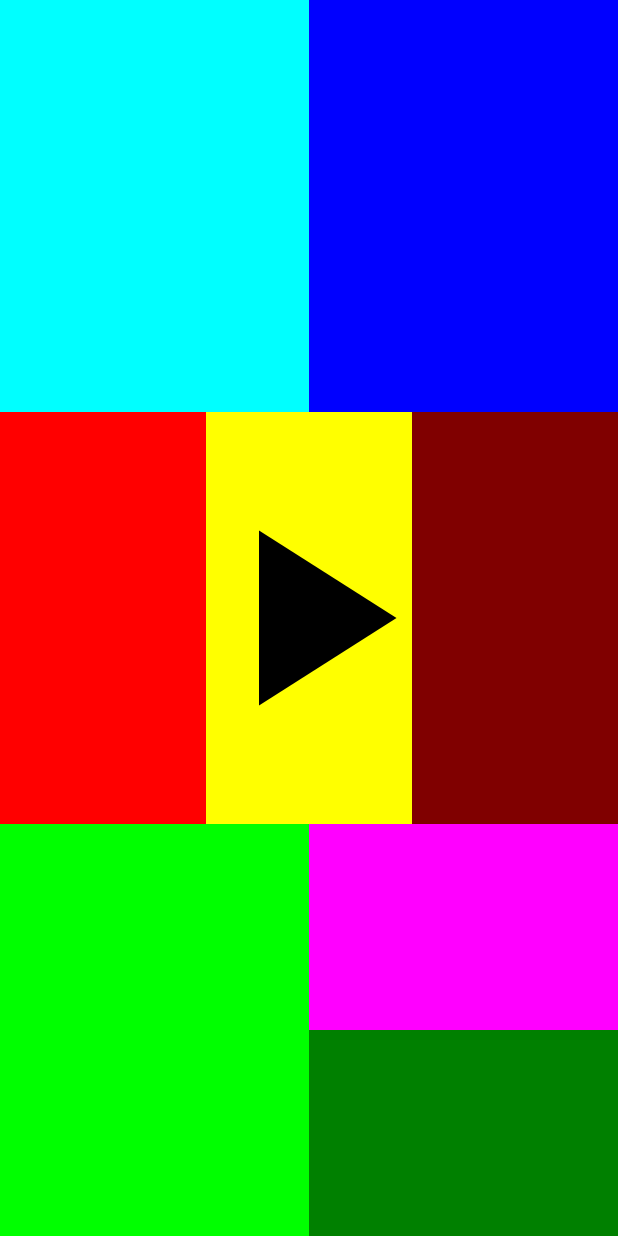
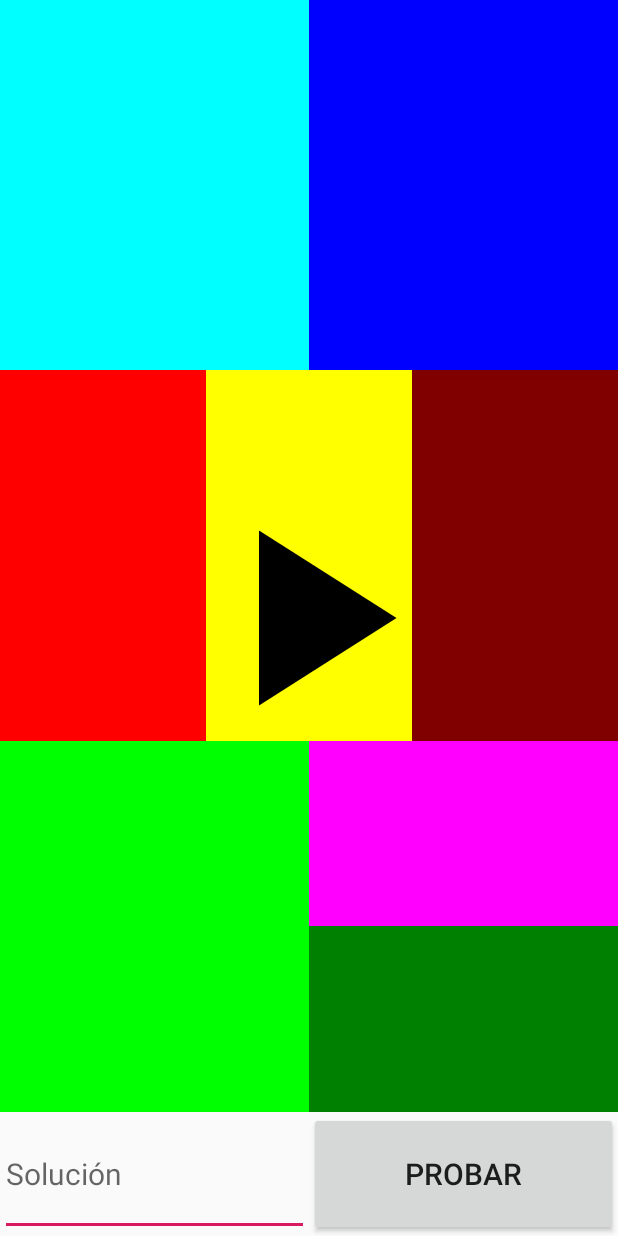
Before and after one commit to Valexx55/ANDROID_182053, an Android app: the layout activity_caja.xml on its own in the app's theme, with its tools: preview values and no code run, on a phone screen of 412 x 824 dp. Run offline under Robolectric (Android 15) with nearby library versions, the phone set to English and light mode, and no system bars.

```diff
--- a/app/src/main/res/layout/activity_caja.xml
+++ b/app/src/main/res/layout/activity_caja.xml
@@ -11,10 +11,16 @@
    <!-- primera capa -->
 
 
-
+<LinearLayout
+    android:layout_width="match_parent"
+    android:layout_height="match_parent"
+    android:orientation="vertical">
     <LinearLayout
         android:layout_width="match_parent"
-        android:layout_height="match_parent"
+        android:layout_height="0dp"
+        android:layout_weight="90"
+        android:id="@+id/layout_cajas"
+
         android:orientation="vertical">
 
         <LinearLayout
@@ -172,7 +178,29 @@
             </LinearLayout>
         </LinearLayout>
     </LinearLayout>
+    <LinearLayout
+        android:layout_width="match_parent"
+        android:layout_height="0dp"
+        android:orientation="horizontal"
+        android:layout_weight="10">
+        <EditText
+            android:id="@+id/caja_solucion"
+            android:inputType="number"
+            android:layout_width="0dp"
+            android:hint="Solución"
+            android:textSize="20sp"
+            android:layout_height="match_parent"
+            android:layout_weight="1"></EditText>
+        <Button
+            android:onClick="probarSolucion"
+            android:layout_width="0dp"
+            android:text="PROBAR"
+            android:textSize="20sp"
+            android:layout_height="match_parent"
+            android:layout_weight="1"></Button>
 
+    </LinearLayout>
+</LinearLayout>
     <!-- segunda capa -->
 
     <ImageView
```
Also changed, not shown: app/src/main/java/com/example/miprimeraapp/CajaActivity.java (+38 -3 lines).
